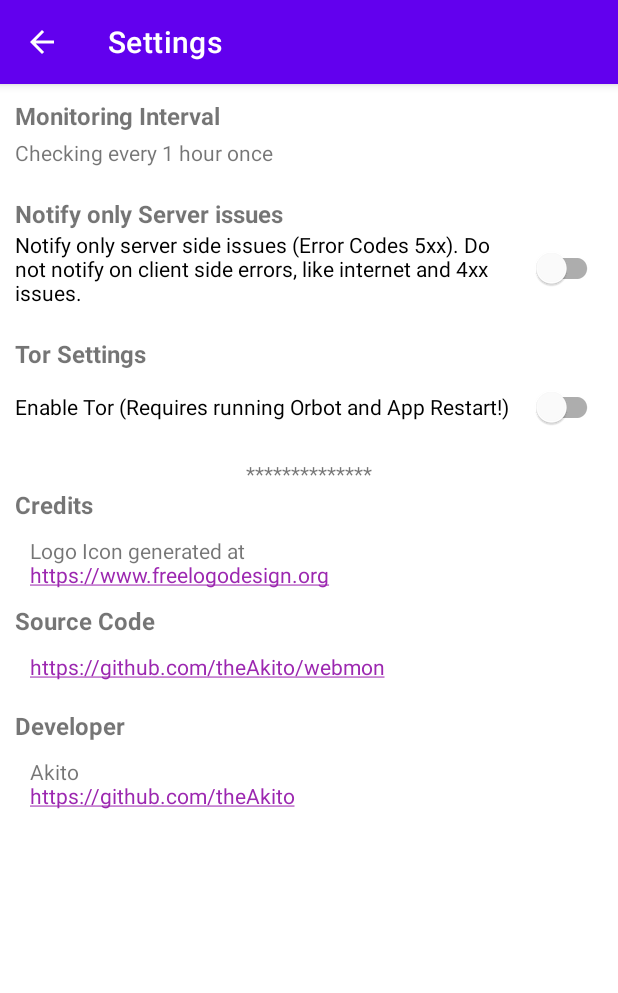
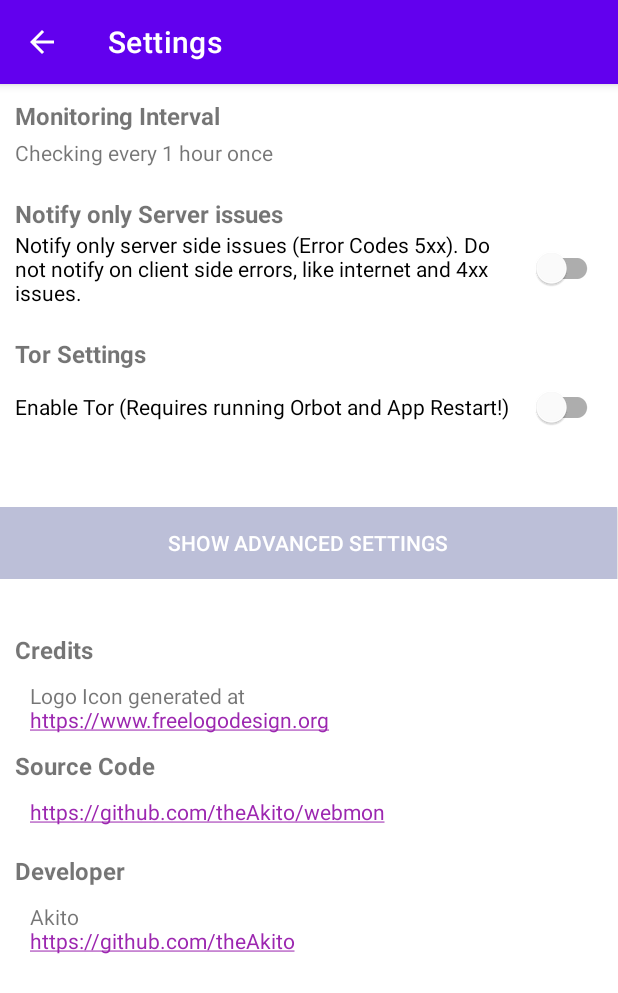
Before and after one commit to theAkito/webmon, an Android app: the SettingsActivity screen opened directly, with no data from a screen before it, on a phone screen of 412 x 824 dp. Shown: the top 993 px of the screen. Run offline under Robolectric (Android 15) with nearby library versions, the phone set to English and light mode, and no system bars.

Commit message:
Add Advanced Settings Area to Settings Page

```diff
--- a/app/src/main/res/layout/activity_settings.xml
+++ b/app/src/main/res/layout/activity_settings.xml
@@ -63,14 +63,15 @@
                 android:id="@+id/btnEnableAutoStart"
                 android:layout_width="wrap_content"
                 android:layout_height="wrap_content"
+                android:layout_gravity="center"
+                android:layout_marginTop="5dp"
                 android:gravity="center"
-                app:cornerRadius="5dp"
-                app:backgroundTint="@color/colorPrimary"
-                android:layout_marginTop="5dp"
-                android:layout_gravity="center"
                 android:paddingStart="20dp"
                 android:paddingEnd="20dp"
-                android:text="@string/enable_auto_start"/>
+                android:text="@string/enable_auto_start"
+                app:backgroundTint="@color/colorPrimary"
+                app:cornerRadius="5dp"
+                tools:ignore="DuplicateSpeakableTextCheck,DuplicateSpeakableTextCheck" />
         </LinearLayout>
 
         <LinearLayout
@@ -121,12 +122,52 @@
                 android:text="@string/enable_tor_msg" />
         </LinearLayout>
 
-        <TextView
-            android:text="**************"
-            android:textAlignment="center"
+        <Space
             android:layout_width="match_parent"
-            android:layout_height="wrap_content"
-            tools:ignore="HardcodedText" />
+            android:layout_height="32dp" />
+
+        <LinearLayout
+            android:id="@+id/layout_root_settings_advanced"
+            android:layout_width="match_parent"
+            android:layout_height="match_parent"
+            android:orientation="vertical">
+
+            <ToggleButton
+                android:id="@+id/toggle_settings_advanced"
+                android:layout_width="411dp"
+                android:layout_height="match_parent"
+                android:layout_gravity="center"
+                android:layout_margin="-1000dp"
+                android:background="#BCBFD8"
+                android:textOff="@string/text_advanced_settings_show"
+                android:textOn="@string/text_advanced_settings_hide"
+                android:textColor="@color/white"
+                tools:ignore="TextContrastCheck" />
+
+            <LinearLayout
+                android:id="@+id/layout_settings_advanced"
+                android:layout_width="match_parent"
+                android:layout_height="match_parent"
+                android:orientation="vertical">
+
+                <Space
+                    android:layout_width="match_parent"
+                    android:layout_height="11dp" />
+
+                <Button
+                    android:id="@+id/switch_website_entries_delete_all"
+                    android:layout_width="300dp"
+                    android:layout_height="49dp"
+                    android:layout_gravity="center"
+                    android:text="@string/text_delete_all_website_entries"
+                    android:textColor="#FF4D4D" />
+
+            </LinearLayout>
+        </LinearLayout>
+
+        <Space
+            android:layout_width="match_parent"
+            android:layout_height="36dp" />
 
         <LinearLayout
             android:layout_width="match_parent"
--- a/app/src/main/res/values/strings.xml
+++ b/app/src/main/res/values/strings.xml
@@ -64,4 +64,8 @@
     <string name="enable_tor_msg">Enable Tor (Requires running Orbot and App Restart!)</string>
     <string name="is_onion_address">Is TOR .onion Address</string>
     <string name="is_laissez_faire">Is fine with HTTP Codes 20x, 401, 403</string>
+    <string name="settings_advanced">Advanced Settings</string>
+    <string name="text_advanced_settings_show">Show Advanced Settings</string>
+    <string name="text_advanced_settings_hide">Hide Advanced Settings</string>
+    <string name="text_delete_all_website_entries">Delete all Website Entries</string>
 </resources>
```
Also changed, not shown: app/src/main/kotlin/ooo/akito/webmon/ui/home/MainActivity.kt (+6 -6 lines), app/src/main/kotlin/ooo/akito/webmon/ui/settings/SettingsActivity.kt (+46 -0 lines).
